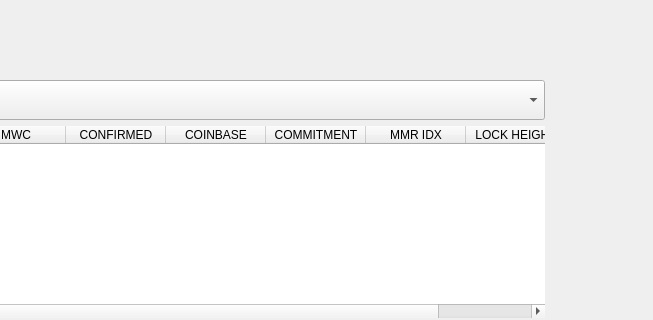
Old version of the form windows/e_outputs.ui in the repository 0xkobe/mwc-wallet; both pictures show x 242 to 895 and y 0 to 320 of the 895 by 607 pixel window.
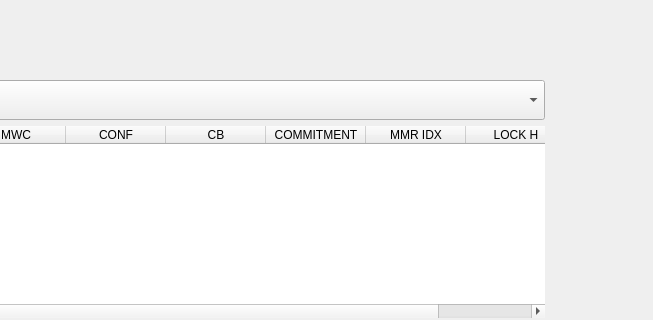
New version of the form. Icons and pictures are not drawn. Custom widgets are drawn as their Qt base class.

The edit to the form file:
```diff
--- a/windows/e_outputs.ui
+++ b/windows/e_outputs.ui
@@ -108,12 +108,12 @@
             </column>
             <column>
              <property name="text">
-              <string>CONFIRMED</string>
+              <string>CONF</string>
              </property>
             </column>
             <column>
              <property name="text">
-              <string>COINBASE</string>
+              <string>CB</string>
              </property>
             </column>
             <column>
@@ -128,7 +128,7 @@
             </column>
             <column>
              <property name="text">
-              <string>LOCK HEIGHT</string>
+              <string>LOCK H</string>
              </property>
             </column>
            </widget>
```
